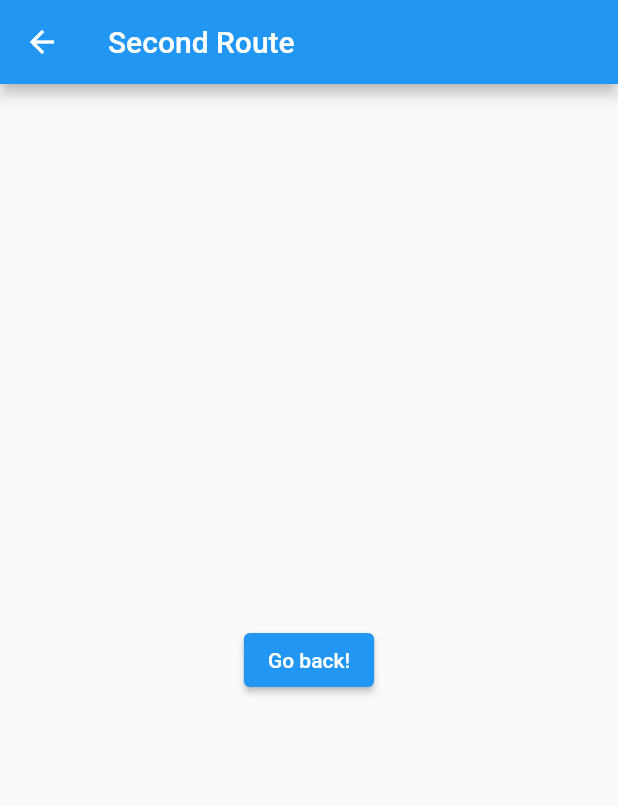
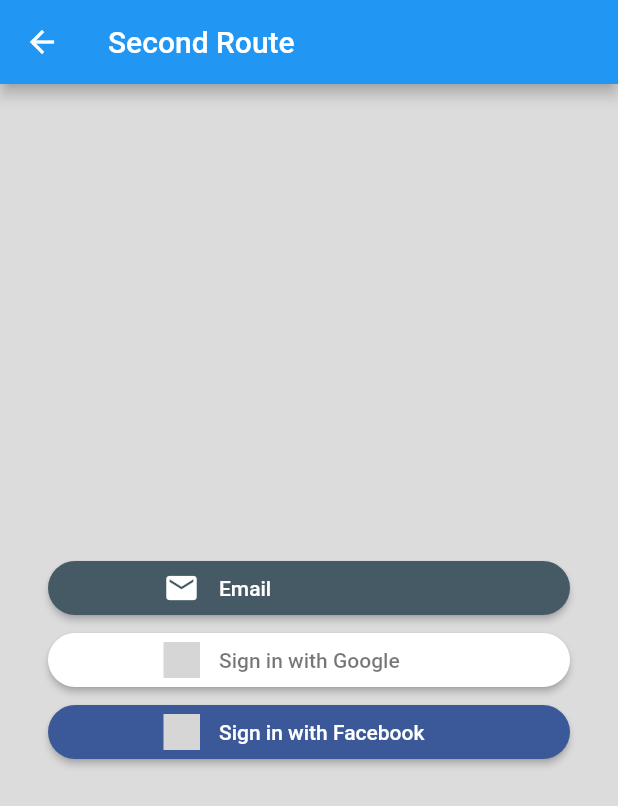
Before and after one commit to neeraj15022001/noterrFlutter, a Flutter app: the SecondRoute screen opened directly, on a phone screen of 412 x 824 dp. Shown: the top 806 px of the screen. Run offline on Flutter 3.47's test engine with Material 2 defaults, Android fonts, the phone set to English and light mode, and no system bars; our stand-ins replace flutter_signin_button; grey boxes are pictures that could not be loaded.

Commit message:
added signin buttons and login screen

```diff
--- a/lib/main.dart
+++ b/lib/main.dart
@@ -1,4 +1,5 @@
 import 'package:flutter/material.dart';
+import 'package:noterr/views/auth/_login.dart';
 import 'package:noterr/views/screens/_home.dart';
 import 'package:noterr/views/screens/_invite.dart';
 import 'package:noterr/views/screens/_settings.dart';
@@ -83,44 +84,3 @@
     );
   }
 }
-
-void _navigateToNextScreen(BuildContext context) {
-  Navigator.of(context)
-      .push(MaterialPageRoute(builder: (context) => NewScreen()));
-}
-
-class NewScreen extends StatelessWidget {
-  @override
-  Widget build(BuildContext context) {
-    return Scaffold(
-      appBar: AppBar(title: Text('New Screen')),
-      body: const Center(
-        child: Text(
-          'This is a new screen',
-          style: TextStyle(fontSize: 24.0),
-        ),
-      ),
-    );
-  }
-}
-
-class SecondRoute extends StatelessWidget {
-  const SecondRoute({Key? key}) : super(key: key);
-
-  @override
-  Widget build(BuildContext context) {
-    return Scaffold(
-      appBar: AppBar(
-        title: Text("Second Route"),
-      ),
-      body: Center(
-        child: ElevatedButton(
-          onPressed: () {
-            // Navigate back to first route when tapped.
-          },
-          child: Text('Go back!'),
-        ),
-      ),
-    );
-  }
-}
--- a/lib/views/auth/_login.dart
+++ b/lib/views/auth/_login.dart
@@ -0,0 +1,49 @@
+import 'package:flutter/material.dart';
+import 'package:flutter_signin_button/flutter_signin_button.dart';
+
+class SecondRoute extends StatelessWidget {
+  const SecondRoute({Key? key}) : super(key: key);
+
+  @override
+  Widget build(BuildContext context) {
+    return Scaffold(
+      appBar: AppBar(
+        title: Text("Second Route"),
+      ),
+      body: Center(
+        child: Container(
+          decoration: BoxDecoration(
+            color: Colors.black12,
+          ),
+          padding: EdgeInsets.all(32),
+          child: Column(
+            mainAxisAlignment: MainAxisAlignment.center,
+            crossAxisAlignment: CrossAxisAlignment.stretch,
+            children: <Widget>[
+              SignInButtonBuilder(
+                text: 'Email',
+                icon: Icons.email,
+                onPressed: () {},
+                backgroundColor: Colors.blueGrey[700]!,
+                shape: RoundedRectangleBorder(
+                    borderRadius: BorderRadius.circular(30)),
+              ),
+              SignInButton(
+                Buttons.Google,
+                onPressed: () {},
+                shape: RoundedRectangleBorder(
+                    borderRadius: BorderRadius.circular(30)),
+              ),
+              SignInButton(
+                Buttons.Facebook,
+                onPressed: () {},
+                shape: RoundedRectangleBorder(
+                    borderRadius: BorderRadius.circular(30)),
+              ),
+            ],
+          ),
+        ),
+      ),
+    );
+  }
+}
--- a/pubspec.yaml
+++ b/pubspec.yaml
@@ -29,6 +29,8 @@
 dependencies:
   flutter:
     sdk: flutter
+
+  flutter_signin_button: any
 
 
   # The following adds the Cupertino Icons font to your application.
```
Also changed, not shown: pubspec.lock.
